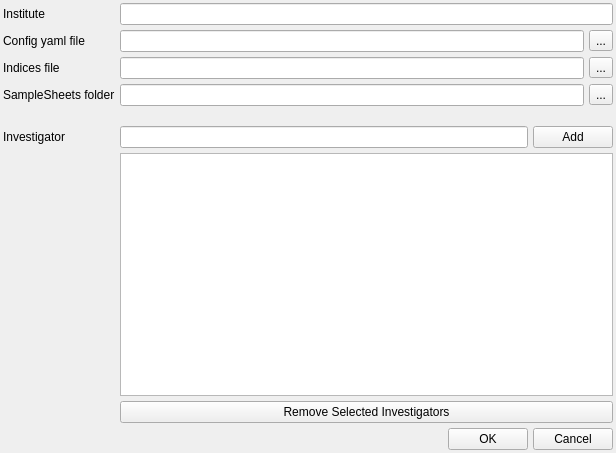
Old version of the form gui/pref.ui in the repository parlar/SampleSheetCreator.
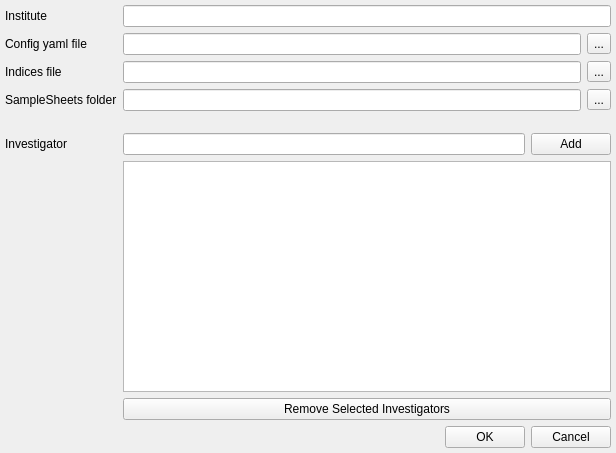
New version of the form.

Patch:
```diff
--- a/gui/pref.ui
+++ b/gui/pref.ui
@@ -15,19 +15,19 @@
   </property>
   <layout class="QVBoxLayout" name="verticalLayout_2">
    <property name="spacing">
-    <number>5</number>
+    <number>6</number>
    </property>
    <property name="leftMargin">
-    <number>3</number>
+    <number>5</number>
    </property>
    <property name="topMargin">
-    <number>3</number>
+    <number>5</number>
    </property>
    <property name="rightMargin">
-    <number>3</number>
+    <number>5</number>
    </property>
    <property name="bottomMargin">
-    <number>3</number>
+    <number>5</number>
    </property>
    <item>
     <layout class="QFormLayout" name="formLayout">
```
